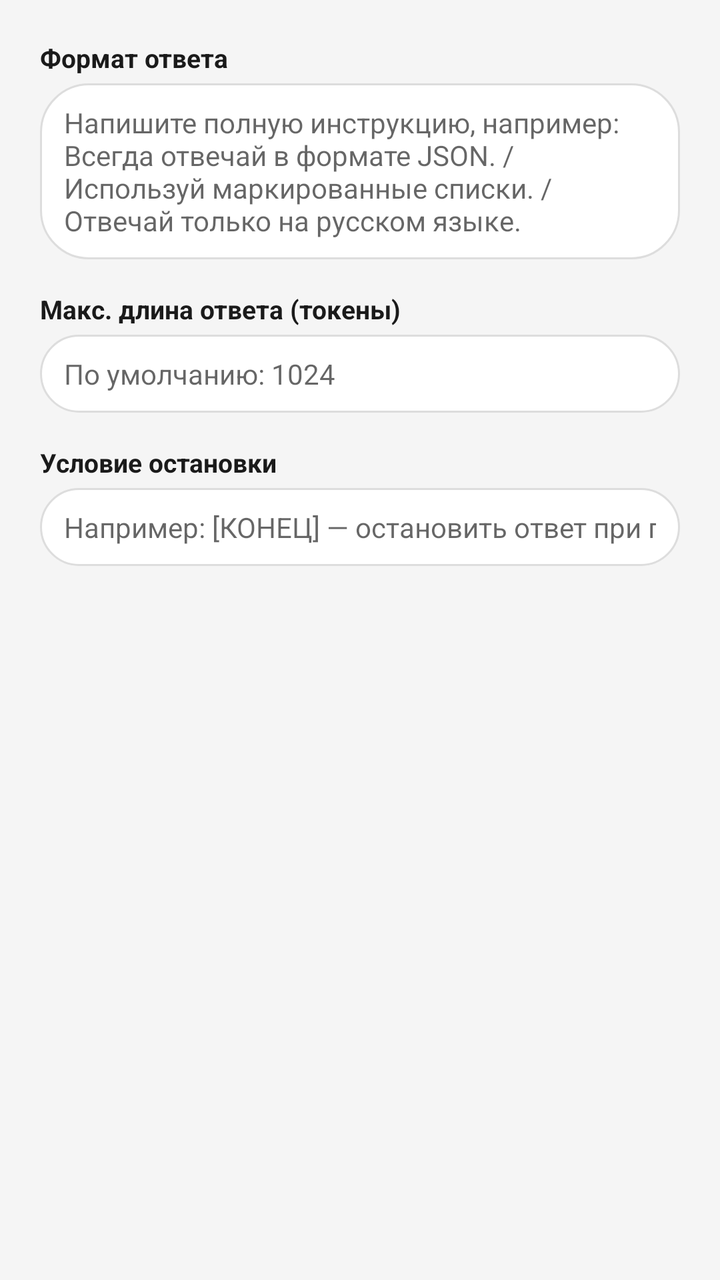
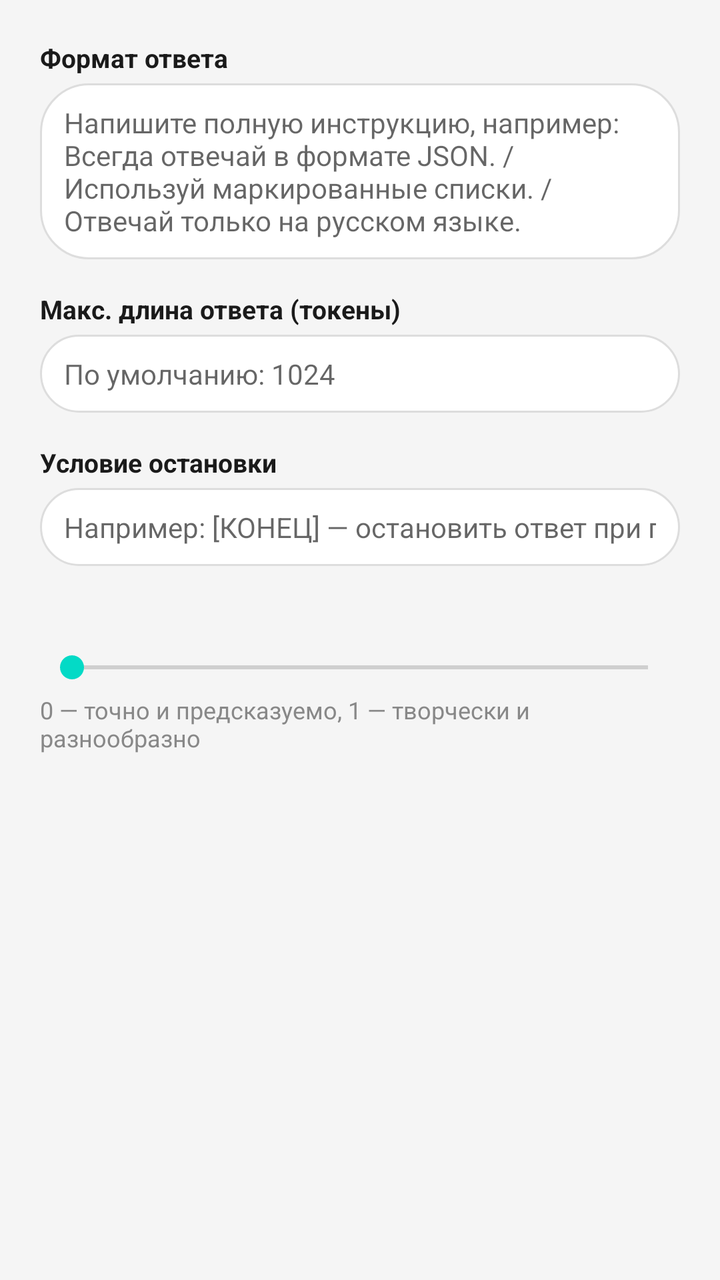

The first picture is an Android layout as it rendered before a commit; the second is the same layout after the commit. The layout source and the unified diff follow.
<!-- AndroidManifest.xml: application theme Theme.Claude -->
<!-- res/layout/dialog_settings.xml -->
<?xml version="1.0" encoding="utf-8"?>
<ScrollView xmlns:android="http://schemas.android.com/apk/res/android"
    android:layout_width="match_parent"
    android:layout_height="wrap_content">

    <LinearLayout
        android:layout_width="match_parent"
        android:layout_height="wrap_content"
        android:orientation="vertical"
        android:padding="20dp">

        <TextView
            android:layout_width="wrap_content"
            android:layout_height="wrap_content"
            android:text="@string/settings_format_label"
            android:textColor="@color/text_primary"
            android:textSize="13sp"
            android:textStyle="bold" />

        <EditText
            android:id="@+id/etAnswerFormat"
            android:layout_width="match_parent"
            android:layout_height="wrap_content"
            android:layout_marginTop="4dp"
            android:layout_marginBottom="16dp"
            android:background="@drawable/bg_input_field"
            android:gravity="top"
            android:hint="@string/settings_format_hint"
            android:inputType="textMultiLine|textCapSentences"
            android:minLines="3"
            android:maxLines="5"
            android:paddingStart="12dp"
            android:paddingTop="10dp"
            android:paddingEnd="12dp"
            android:paddingBottom="10dp"
            android:textSize="14sp" />

        <TextView
            android:layout_width="wrap_content"
            android:layout_height="wrap_content"
            android:text="@string/settings_length_label"
            android:textColor="@color/text_primary"
            android:textSize="13sp"
            android:textStyle="bold" />

        <EditText
            android:id="@+id/etMaxTokens"
            android:layout_width="match_parent"
            android:layout_height="wrap_content"
            android:layout_marginTop="4dp"
            android:layout_marginBottom="16dp"
            android:background="@drawable/bg_input_field"
            android:hint="@string/settings_length_hint"
            android:inputType="number"
            android:paddingStart="12dp"
            android:paddingTop="10dp"
            android:paddingEnd="12dp"
            android:paddingBottom="10dp"
            android:textSize="14sp" />

        <TextView
            android:layout_width="wrap_content"
            android:layout_height="wrap_content"
            android:text="@string/settings_stop_label"
            android:textColor="@color/text_primary"
            android:textSize="13sp"
            android:textStyle="bold" />

        <EditText
            android:id="@+id/etStopSequence"
            android:layout_width="match_parent"
            android:layout_height="wrap_content"
            android:layout_marginTop="4dp"
            android:background="@drawable/bg_input_field"
            android:hint="@string/settings_stop_hint"
            android:inputType="text"
            android:paddingStart="12dp"
            android:paddingTop="10dp"
            android:paddingEnd="12dp"
            android:paddingBottom="10dp"
            android:textSize="14sp" />

    </LinearLayout>
</ScrollView>
<!-- resources referenced by this layout -->
<resources>
  <color name="text_primary">#FF1A1A1A</color>
  <!-- drawable bg_input_field (drawable) -->
  <?xml version="1.0" encoding="utf-8"?>
  <shape xmlns:android="http://schemas.android.com/apk/res/android"
      android:shape="rectangle">
      <solid android:color="@android:color/white" />
      <stroke
          android:width="1dp"
          android:color="@color/input_border" />
      <corners android:radius="24dp" />
  </shape>
  <string name="settings_format_hint">Напишите полную инструкцию, например: Всегда отвечай в формате JSON. / Используй маркированные списки. / Отвечай только на русском языке.</string>
  <string name="settings_format_label">Формат ответа</string>
  <string name="settings_length_hint">По умолчанию: 1024</string>
  <string name="settings_length_label">Макс. длина ответа (токены)</string>
  <string name="settings_stop_hint">Например: [КОНЕЦ] — остановить ответ при появлении этого текста</string>
  <string name="settings_stop_label">Условие остановки</string>
  <style name="Theme.Claude" parent="Theme.MaterialComponents.Light.NoActionBar">
          <item name="colorPrimary">@color/bubble_user</item>
          <item name="colorPrimaryVariant">@color/purple_700</item>
          <item name="colorOnPrimary">@color/white</item>
          <item name="android:windowBackground">@color/bg_chat</item>
      </style>
  <color name="input_border">#FFDDDDDD</color>
  <color name="bubble_user">#FF4A90D9</color>
  <color name="purple_700">#FF3700B3</color>
  <color name="white">#FFFFFFFF</color>
  <color name="bg_chat">#FFF5F5F5</color>
</resources>

<!-- the commit's change to res/layout/dialog_settings.xml (unified diff, before → after) -->
@@ -71,6 +71,7 @@
             android:layout_width="match_parent"
             android:layout_height="wrap_content"
             android:layout_marginTop="4dp"
+            android:layout_marginBottom="16dp"
             android:background="@drawable/bg_input_field"
             android:hint="@string/settings_stop_hint"
             android:inputType="text"
@@ -80,5 +81,28 @@
             android:paddingBottom="10dp"
             android:textSize="14sp" />
 
+        <TextView
+            android:id="@+id/tvTemperatureLabel"
+            android:layout_width="wrap_content"
+            android:layout_height="wrap_content"
+            android:textColor="@color/text_primary"
+            android:textSize="13sp"
+            android:textStyle="bold" />
+
+        <SeekBar
+            android:id="@+id/seekBarTemperature"
+            android:layout_width="match_parent"
+            android:layout_height="wrap_content"
+            android:layout_marginTop="8dp"
+            android:max="10" />
+
+        <TextView
+            android:layout_width="match_parent"
+            android:layout_height="wrap_content"
+            android:layout_marginTop="4dp"
+            android:text="@string/settings_temperature_hint"
+            android:textColor="#FF888888"
+            android:textSize="12sp" />
+
     </LinearLayout>
 </ScrollView>
<!-- resource entries referenced after the edit -->
@@ -17,6 +17,7 @@
   <string name="settings_length_label">Макс. длина ответа (токены)</string>
   <string name="settings_stop_hint">Например: [КОНЕЦ] — остановить ответ при появлении этого текста</string>
   <string name="settings_stop_label">Условие остановки</string>
+  <string name="settings_temperature_hint">0 — точно и предсказуемо, 1 — творчески и разнообразно</string>
   <style name="Theme.Claude" parent="Theme.MaterialComponents.Light.NoActionBar">
           <item name="colorPrimary">@color/bubble_user</item>
           <item name="colorPrimaryVariant">@color/purple_700</item>
